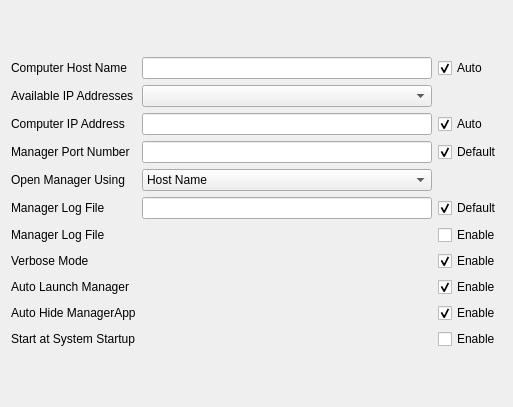
rlancaste/INDIWebManagerApp, file src/opsmanager.ui: the form before one commit.
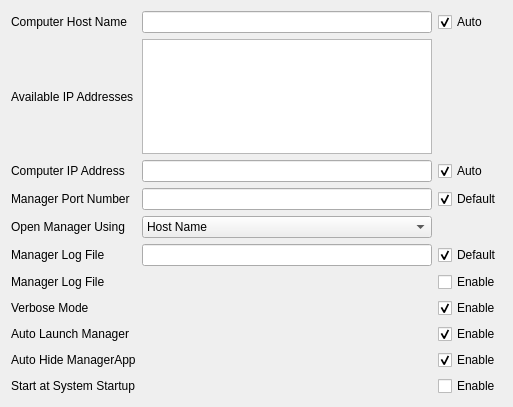
The form after the commit.

Commit message: Making INDI Server Buttons Work, changing the layout a bit, and further improvements

Patch:
```diff
--- a/src/opsmanager.ui
+++ b/src/opsmanager.ui
@@ -217,9 +217,6 @@
        </property>
       </widget>
      </item>
-     <item row="1" column="1">
-      <widget class="QComboBox" name="IPAddressSelector"/>
-     </item>
      <item row="2" column="0">
       <widget class="QLabel" name="label_2">
        <property name="text">
@@ -234,6 +231,13 @@
        </property>
       </widget>
      </item>
+     <item row="1" column="1">
+      <widget class="QListWidget" name="ipAddressList">
+       <property name="sizeAdjustPolicy">
+        <enum>QAbstractScrollArea::AdjustToContentsOnFirstShow</enum>
+       </property>
+      </widget>
+     </item>
     </layout>
    </item>
   </layout>
```
The commit also changes 4 other files.
